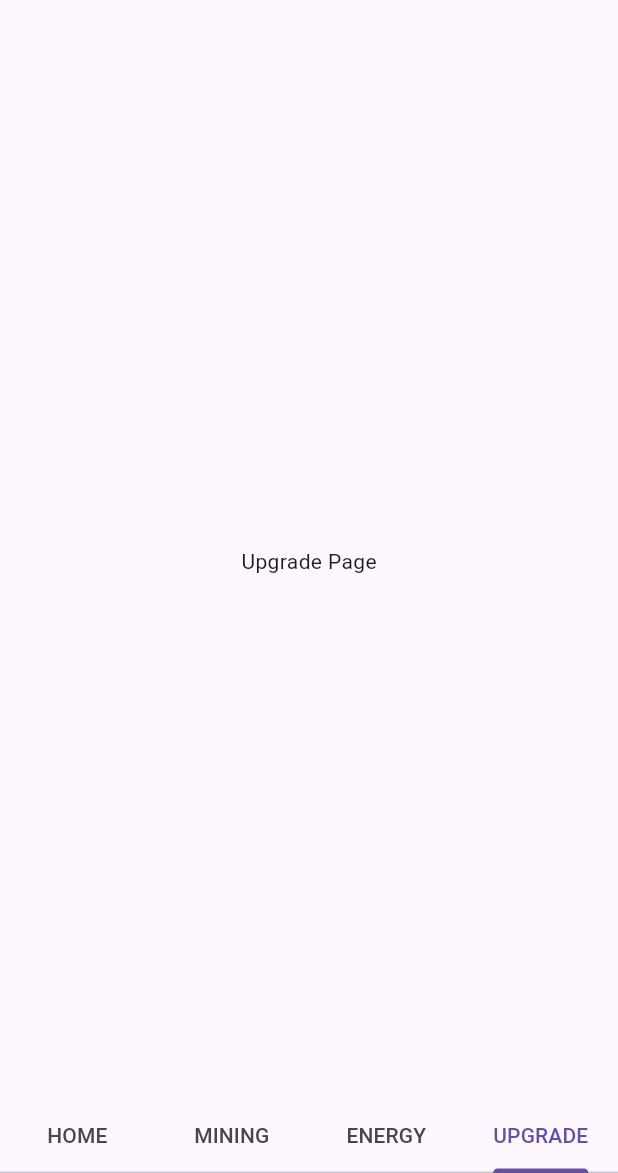
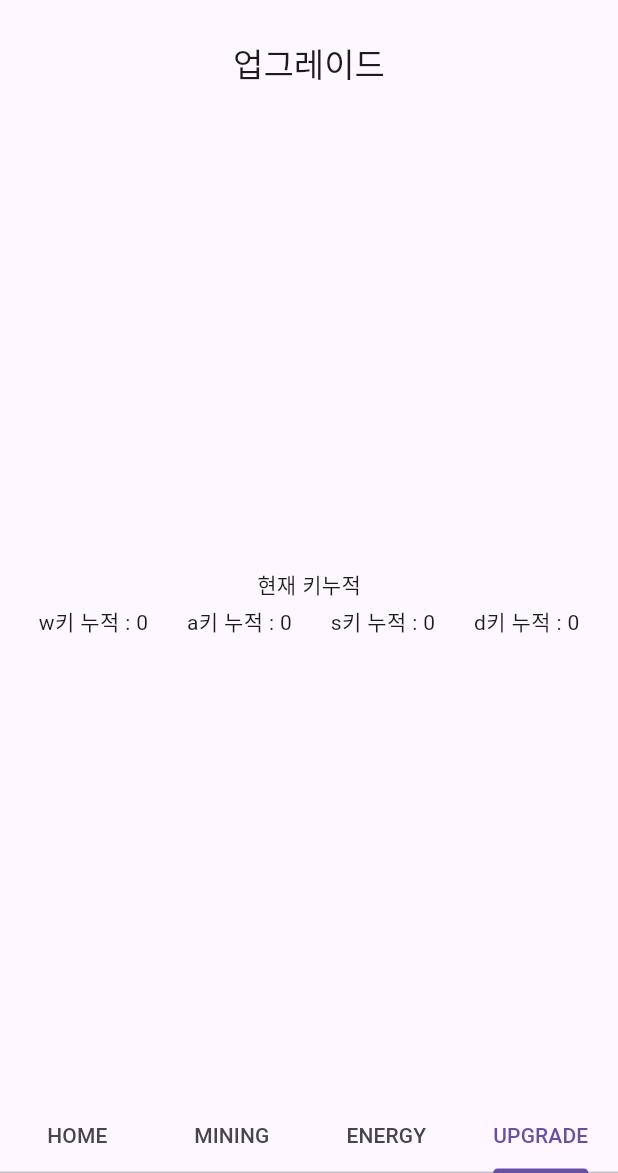
Before and after one commit to kuhm01/ClickGame, a Flutter app: the screen it shows after launch, item 4 of the bottom bar chosen, on a phone screen of 412 x 824 dp, the part 63-1236 px from its top. Run offline on Flutter 3.47's test engine with Material 3 defaults, Android fonts, the phone set to English and light mode, and no system bars.

Commit message:
edit upgradepage.dart

```diff
--- a/lib/page/upgradepage.dart
+++ b/lib/page/upgradepage.dart
@@ -14,12 +14,42 @@ class _UpgradePageState extends State<UpgradePage> {
   @override
   Widget build(BuildContext context) {
     return Scaffold(
+      appBar: AppBar(
+        title: const Text('업그레이드'),
+        centerTitle: true,
+      ),
       // ignore: avoid_unnecessary_containers
       body: Container(
-        child: const Center(
-          child: Text('Upgrade Page'),
-        ),
-      ),
+          child: Column(
+        mainAxisAlignment: MainAxisAlignment.center,
+        children: <Widget>[
+          const Text('현재 키누적'),
+          const SizedBox(
+            height: 4,
+          ),
+          Row(
+            mainAxisAlignment: MainAxisAlignment.spaceEvenly,
+            children: <Widget>[
+              Text(
+                'w키 누적 : ${keyCountsSum['w']}',
+                textAlign: TextAlign.center,
+              ),
+              Text(
+                'a키 누적 : ${keyCountsSum['a']}',
+                textAlign: TextAlign.center,
+              ),
+              Text(
+                's키 누적 : ${keyCountsSum['s']}',
+                textAlign: TextAlign.center,
+              ),
+              Text(
+                'd키 누적 : ${keyCountsSum['d']}',
+                textAlign: TextAlign.center,
+              ),
+            ],
+          )
+        ],
+      )),
     );
   }
 }
```
